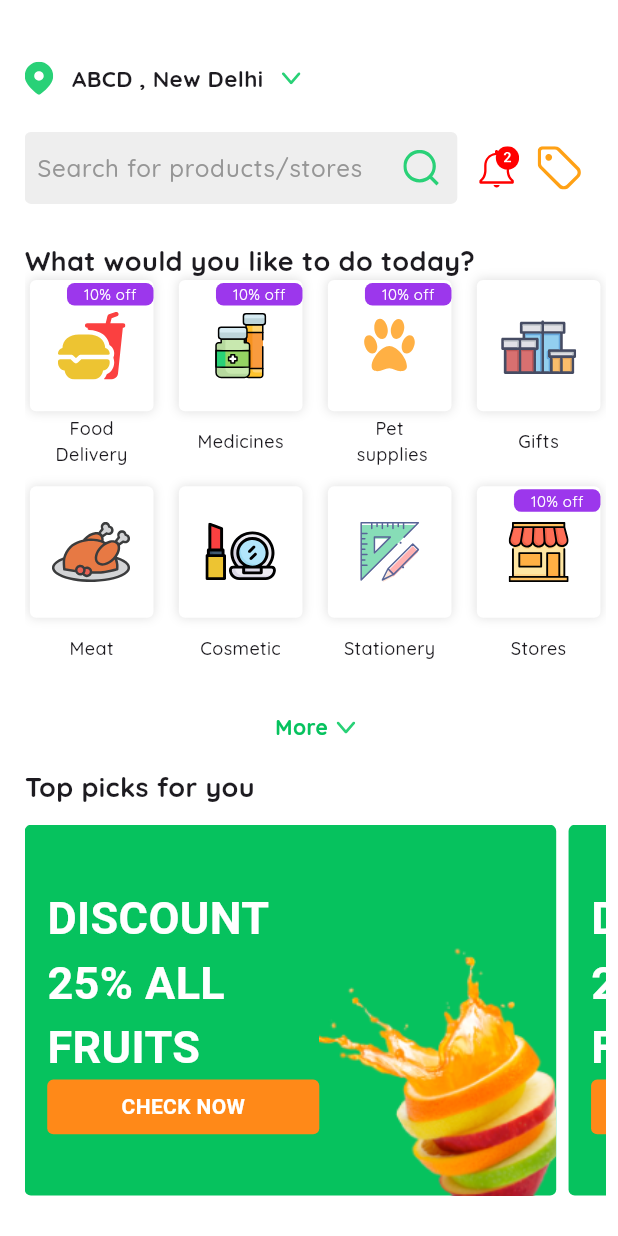
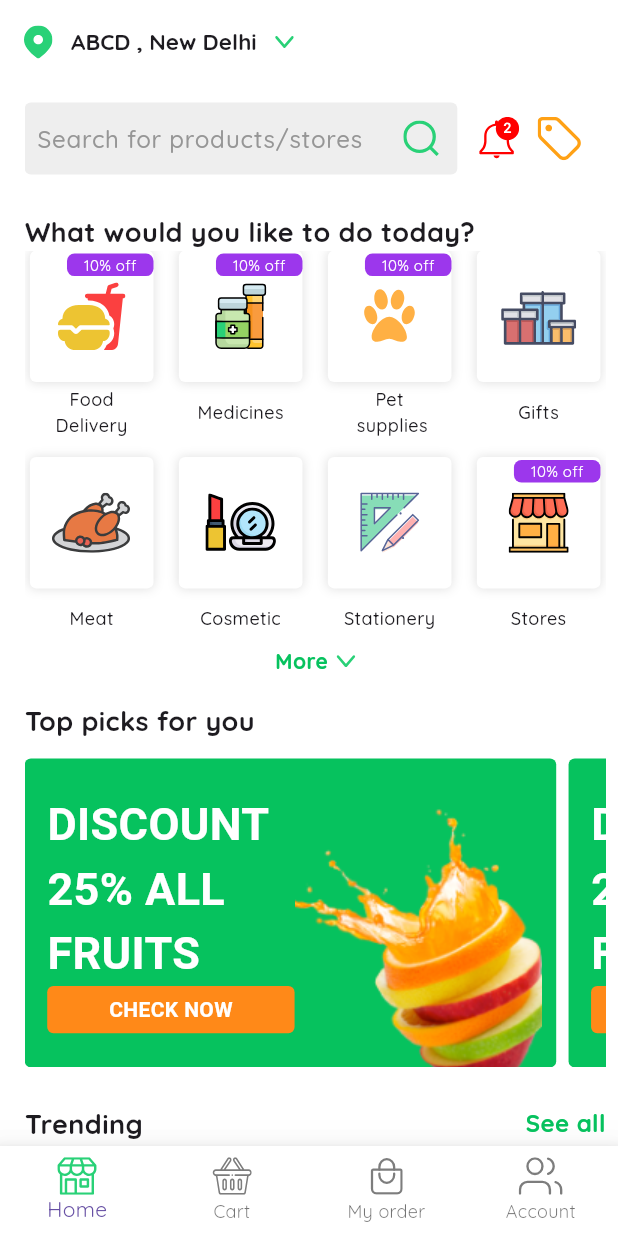
Before and after one commit to sahidvp/grocery_app, a Flutter app: the screen it shows after launch, on a phone screen of 412 x 824 dp. Run offline on Flutter 3.47's test engine with Material 3 defaults, Android fonts, the phone set to English and light mode, and no system bars; our stand-ins replace flutter_svg, iconsax_plus; Roboto replaces fonts that are missing (Poppins).

Commit message:
fit:refer and earn added

```diff
--- a/lib/utils/app_colors.dart
+++ b/lib/utils/app_colors.dart
@@ -15,4 +15,5 @@ class AppColors {
   static const Color checkNOw = Color.fromRGBO(255, 137, 24, 1);
   static const Color crazeDeals = Color.fromRGBO(38, 38, 38, 1);
   static const Color exploreColor=Color.fromRGBO(234, 126, 0, 1);
+  static const Color referEarn=Color.fromRGBO(41, 209, 119, 1);
 }
--- a/lib/utils/app_text_style.dart
+++ b/lib/utils/app_text_style.dart
@@ -20,4 +20,6 @@ class AppTextStyle {
       fontWeight: FontWeight.w600,
       fontSize: 23,
       fontFamily: "Poppins");
+  static const TextStyle seeAll = TextStyle(
+      color: AppColors.primaryColor, fontWeight: FontWeight.w700, fontSize: 16);
 }
--- a/lib/utils/image_path.dart
+++ b/lib/utils/image_path.dart
@@ -16,4 +16,9 @@ class ImagePath {
   static const String iceCream = "assets/images/iceCream.png";
   static const String star = "assets/icons/star.svg";
   static const String vegetable = "assets/images/vegetable1.png";
+  static const String home = "assets/icons/home.svg";
+  static const String cart = "assets/icons/cart.svg";
+  static const String order = "assets/icons/Myorder.svg";
+  static const String profile = "assets/icons/profile.svg";
+  static const String giftOne = "assets/icons/giftOne.svg";
 }
--- a/lib/view/home_screen.dart/home_screen.dart
+++ b/lib/view/home_screen.dart/home_screen.dart
@@ -4,11 +4,12 @@ import 'package:grocery_app/utils/app_colors.dart';
 import 'package:grocery_app/utils/app_text_style.dart';
 import 'package:grocery_app/utils/image_path.dart';
 import 'package:grocery_app/utils/media_query.dart';
+import 'package:grocery_app/view/home_screen.dart/widgets/bottom_nav.dart';
 import 'package:grocery_app/view/home_screen.dart/widgets/build_main_title.dart';
 import 'package:grocery_app/view/home_screen.dart/widgets/build_more.dart';
 import 'package:grocery_app/view/home_screen.dart/widgets/category_grid.dart';
 import 'package:grocery_app/view/home_screen.dart/widgets/craze_deals.dart';
-import 'package:iconsax_plus/iconsax_plus.dart';
+import 'package:grocery_app/view/home_screen.dart/widgets/earn_refer.dart';
 import 'widgets/build_discount.dart';
 import 'widgets/build_location.dart';
 import 'widgets/build_search.dart';
@@ -22,6 +23,11 @@ class HomeScreen extends StatelessWidget {
     final sh = MediaQueryUtils.getHeightInPercentage(context, 10);
     final sw = MediaQueryUtils.getHeightInPercentage(context, 10);
     return Scaffold(
+      appBar: AppBar(
+        title: buildLocation(sw),
+        backgroundColor: AppColors.backgroundColor,
+        surfaceTintColor: AppColors.backgroundColor,
+      ),
       backgroundColor: AppColors.backgroundColor,
       body: Padding(
         padding: EdgeInsets.only(left: sw * .20, right: sw * .10),
@@ -29,11 +35,7 @@ class HomeScreen extends StatelessWidget {
           child: Column(
             crossAxisAlignment: CrossAxisAlignment.start,
             children: [
-              SizedBox(height: sh * .5),
-              buildLocation(sw),
-              SizedBox(
-                height: sh * .30,
-              ),
+              SizedBox(height: sh * .15),
               Padding(
                 padding: EdgeInsets.only(right: sw * .2),
                 child: Row(
@@ -63,15 +65,34 @@ class HomeScreen extends StatelessWidget {
               SizedBox(
                 height: sw * .30,
               ),
-              mainTitle("Trending"),
+              seeAll("Trending"),
               trendingBody(sw),
               SizedBox(height: sw * .20),
               mainTitle("Craze deals"),
-              CrazeDeals(sw: sw)
+              SizedBox(height: sw * .1),
+              CrazeDeals(sw: sw),
+              SizedBox(height: sw * .3),
+              const EarnAndRefer(),
+              SizedBox(height: sw * .3),
+              seeAll("Nearby stores"),
             ],
           ),
         ),
       ),
+      bottomNavigationBar: const CustomNavbar(),
+    );
+  }
+
+  Row seeAll(String title) {
+    return Row(
+      mainAxisAlignment: MainAxisAlignment.spaceBetween,
+      children: [
+        mainTitle(title),
+        Text(
+          "See all",
+          style: AppTextStyle.seeAll,
+        )
+      ],
     );
   }
 }
--- /dev/null
+++ b/lib/view/home_screen.dart/widgets/bottom_nav.dart
@@ -0,0 +1,55 @@
+import 'package:flutter/material.dart';
+import 'package:flutter_svg/svg.dart';
+import 'package:grocery_app/utils/app_colors.dart';
+import 'package:grocery_app/utils/image_path.dart';
+
+class CustomNavbar extends StatelessWidget {
+  const CustomNavbar({
+    super.key,
+  });
+
+  @override
+  Widget build(BuildContext context) {
+    return Material(
+      elevation: 25,
+      child: SizedBox(
+        height: 60,
+        child: BottomNavigationBar(
+          backgroundColor: AppColors.backgroundColor,
+          type: BottomNavigationBarType.fixed,
+          // onTap: ,
+          items: <BottomNavigationBarItem>[
+            BottomNavigationBarItem(
+              icon: SvgPicture.asset(
+                ImagePath.home,
+                height: 25,
+              ),
+              label: "Home",
+            ),
+            BottomNavigationBarItem(
+              icon: SvgPicture.asset(
+                ImagePath.cart,
+                height: 25,
+              ),
+              label: "Cart",
+            ),
+            BottomNavigationBarItem(
+              icon: SvgPicture.asset(
+                ImagePath.order,
+                height: 25,
+              ),
+              label: "My order",
+            ),
+            BottomNavigationBarItem(
+              icon: SvgPicture.asset(
+                ImagePath.profile,
+                height: 25,
+              ),
+              label: "Account",
+            ),
+          ],
+        ),
+      ),
+    );
+  }
+}
--- a/lib/view/home_screen.dart/widgets/build_discount.dart
+++ b/lib/view/home_screen.dart/widgets/build_discount.dart
@@ -26,7 +26,7 @@ Container buildDiscount(double sw, double sh) {
               ),
               Container(
                 padding: EdgeInsets.symmetric(
-                    horizontal: sw * .6, vertical: sw * .1),
+                    horizontal: sw * .5, vertical: sw * .07),
                 decoration: BoxDecoration(
                     color: AppColors.checkNOw,
                     borderRadius: BorderRadius.circular(sw * .05)),
@@ -53,7 +53,7 @@ Container buildDiscount(double sw, double sh) {
 
 SizedBox discountBuilder(double sh, double sw) {
   return SizedBox(
-                height: sh * 3,
+      height: sh * 2.5,
       child: ListView.builder(
           scrollDirection: Axis.horizontal,
           itemCount: 2,
--- a/lib/view/home_screen.dart/widgets/category_grid.dart
+++ b/lib/view/home_screen.dart/widgets/category_grid.dart
@@ -8,12 +8,12 @@ import 'buil_offer.dart';
 
 categoryGrid(double sw) {
   return SizedBox(
-    height: sw * 3.5,
+    height: sw * 3.2,
     width: sw * 7,
     child: GridView.builder(
-        physics: NeverScrollableScrollPhysics(),
+        physics: const NeverScrollableScrollPhysics(),
         itemCount: 8,
-        gridDelegate: SliverGridDelegateWithFixedCrossAxisCount(
+        gridDelegate: const SliverGridDelegateWithFixedCrossAxisCount(
             childAspectRatio: 0.7,
             crossAxisCount: 4,
             crossAxisSpacing: 10,
--- a/lib/view/home_screen.dart/widgets/craze_deals.dart
+++ b/lib/view/home_screen.dart/widgets/craze_deals.dart
@@ -43,8 +43,7 @@ class CrazeDeals extends StatelessWidget {
                       ),
                       Positioned(
                         top: sw * 0.35, // Adjust vertical positioning
-                        left:
-                            sw * 0.3, // Adjust horizontal positioning
+                        left: sw * 0.3, // Adjust horizontal positioning
                         child: const Text(
                             "Customer favourite \ntop supermarkets", // Your text
                             style: AppTextStyle.dealsText),
```
Also changed, not shown: lib/view/home_screen.dart/widgets/earn_refer.dart (added, +83 -0 lines), assets/icons/Myorder.svg (added), assets/icons/cart.svg (added), assets/icons/giftOne.svg (added), assets/icons/home.svg (added), assets/icons/profile.svg (added). Lines whose indentation alone changed are shown as unchanged.
